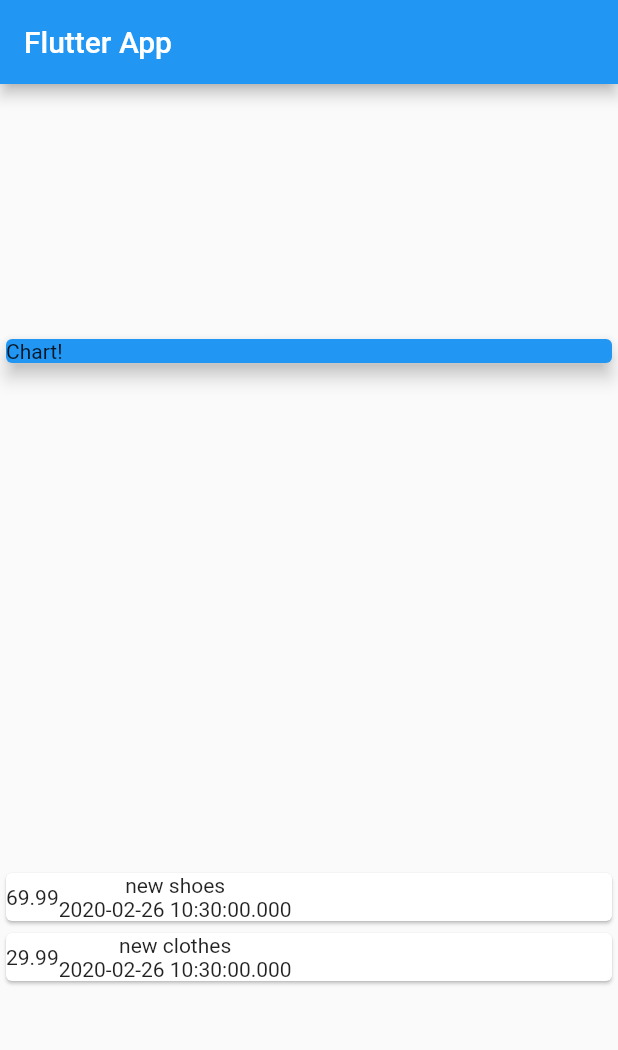
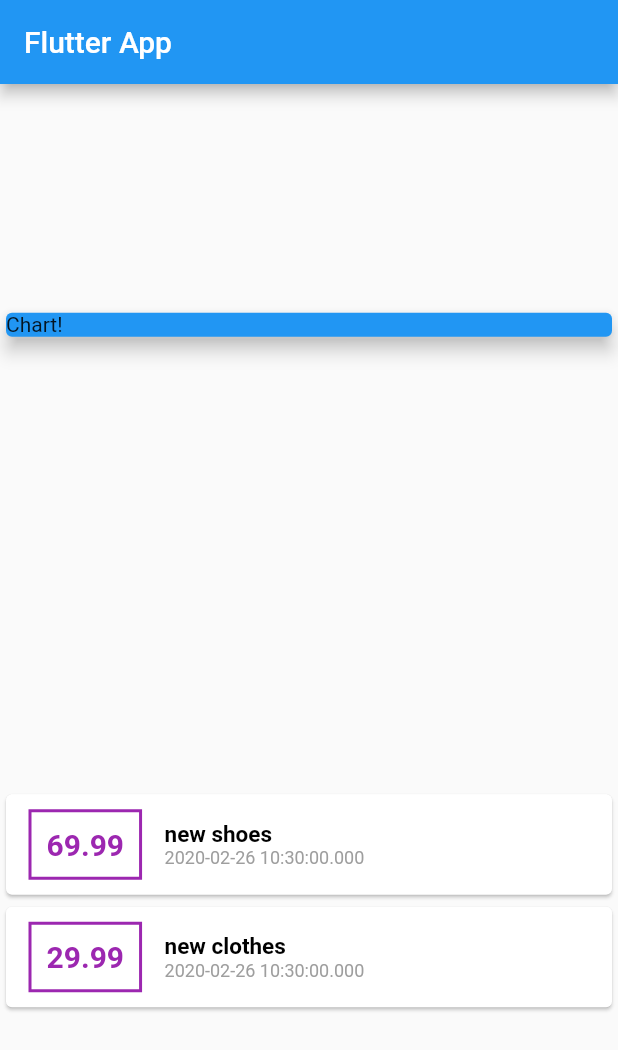
Before and after one commit to kajanthyS/personal_expenses_app, a Flutter app: the screen it shows after launch, on a phone screen of 412 x 824 dp. Shown: the top 1050 px of the screen. Run offline on Flutter 3.47's test engine with Material 2 defaults, Android fonts, the phone set to English and light mode, and no system bars.

Commit message:
added styling to cards

```diff
--- a/lib/main.dart
+++ b/lib/main.dart
@@ -53,11 +53,37 @@ class MyHomePage extends StatelessWidget {
           return Card(
             child: Row(children: <Widget>[
               Container(
-                child: Text(tx.amount.toString(),),
+                margin: EdgeInsets.symmetric(vertical: 10, horizontal: 15) ,
+                decoration: BoxDecoration(border: Border.all(color: Colors.purple, width: 2),),
+                padding: EdgeInsets.all(10),
+                child:
+                  Text(
+                    tx.amount.toString(),
+                    style: TextStyle(
+                      fontWeight: FontWeight.bold,
+                      fontSize: 20,
+                      color: Colors.purple,
+                    ),
+                  ),
                ),
-              Column(children: <Widget>[
-                Text(tx.title),
-                Text(tx.date.toString()),
+              Column(
+                crossAxisAlignment: CrossAxisAlignment.start,
+                children: <Widget>[
+                Text(
+                    tx.title,
+                    style: TextStyle(
+                      fontWeight: FontWeight.bold,
+                      fontSize: 15,
+                      color: Colors.black,
+                    ),
+                ),
+                Text(
+                    tx.date.toString(),
+                    style: TextStyle(
+                      fontSize: 12,
+                      color: Colors.grey,
+                    ),
+                ),
               ],),
               ],
             ),
```
